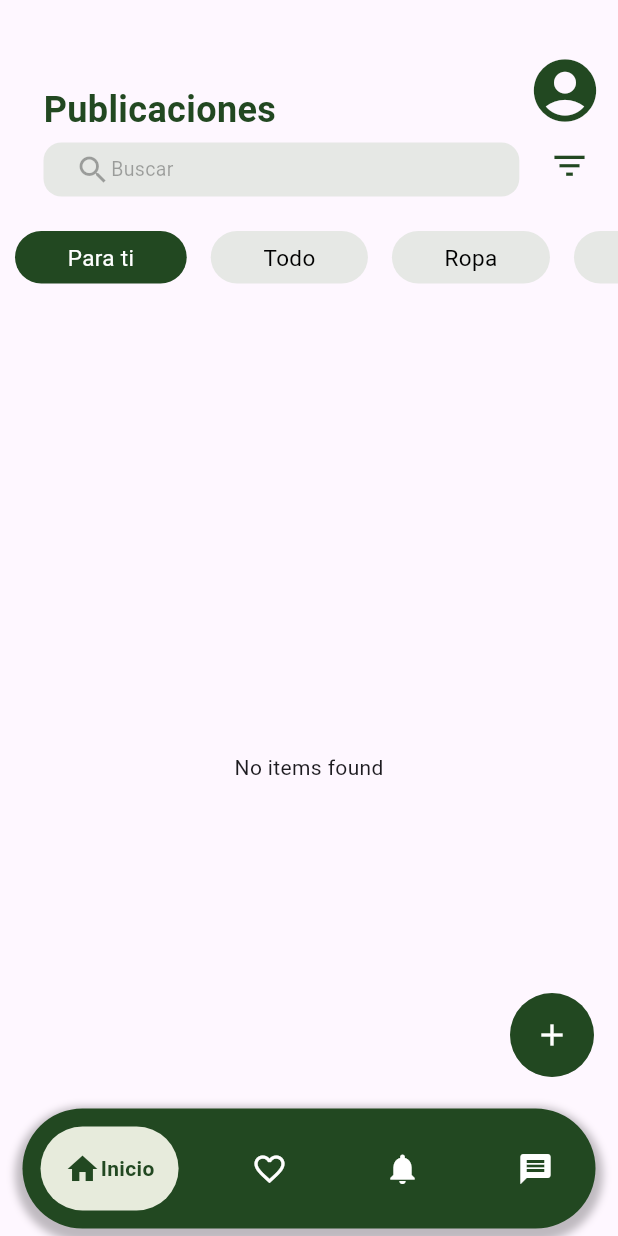
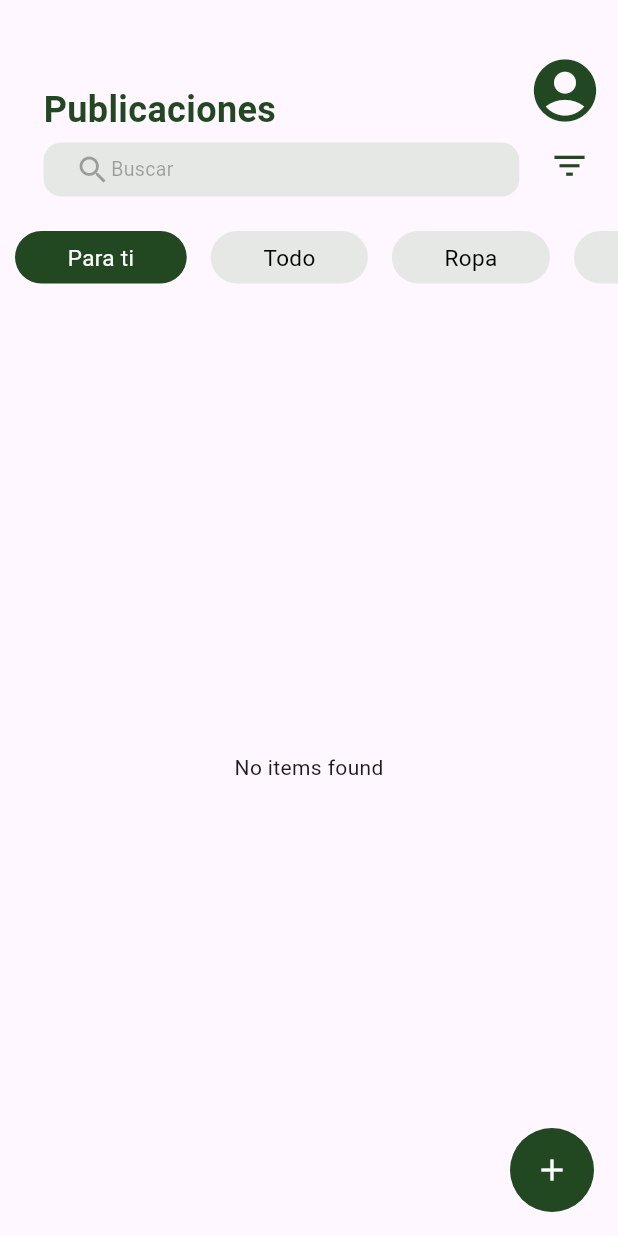
Before and after one commit to criistiiaan/TRADEUTP, a Flutter app: the HomePage screen opened directly, on a phone screen of 412 x 824 dp. Run offline on Flutter 3.47's test engine with Material 3 defaults, Android fonts, the phone set to English and light mode, and no system bars; drawn by our look-alikes of google_nav_bar; our stand-ins replace fluttertoast, image_picker, sqflite; accounts and stored records are empty; network calls fail.

Commit message:
actualización de bottomnavbar

```diff
--- a/lib/screen/home_page.dart
+++ b/lib/screen/home_page.dart
@@ -244,44 +244,7 @@ class _HomePageState extends State<HomePage> {
           child: const Icon(Icons.add, color:Colors.white, ),
 
         ),),
-        bottomNavigationBar: Padding(
-          padding: const EdgeInsets.symmetric(horizontal: 15.0, vertical: 5),
-          child: Container(
-            decoration: BoxDecoration(
-                color: colormainColor, // Fondo del Container
-                borderRadius: BorderRadius.circular(64),
-                boxShadow: [
-                              BoxShadow(
-                              color: const Color.fromARGB(255, 0, 0, 0).withOpacity(0.25), // Color de la sombra
-                              spreadRadius: 5, // Radio de difusión
-                              blurRadius: 4, // Radio de desenfoque
-                              offset: Offset(0, 4), // Cambio de posición de la sombra
-                            ),
 
-                            ], // Bordes redondeados,
-            ),
-            child:Padding(
-              padding: const EdgeInsets.all(12.0), // Espaciado interno del Container
-              child: GNav(
-                backgroundColor: colormainColor,
-                activeColor: colormainColor,
-                tabBackgroundColor: Color.fromARGB(255,231, 235, 220),
-                color: Colors.white,
-                padding: EdgeInsets.all(16),
-                tabs: const[
-                  GButton(icon: Icons.home,
-                  text: 'Inicio'),
-                GButton(icon: Icons.favorite_border,
-                text: 'Favoritos'),
-                GButton(icon: Icons.notifications,
-                text: 'Notificaciones'),
-                GButton(icon: Icons.message,
-                text: 'Mensajes'),
-
-
-                ]
-          ),))
-      ),
 
       )
     );
```
Also changed, not shown: lib/main.dart (+32 -14 lines).
